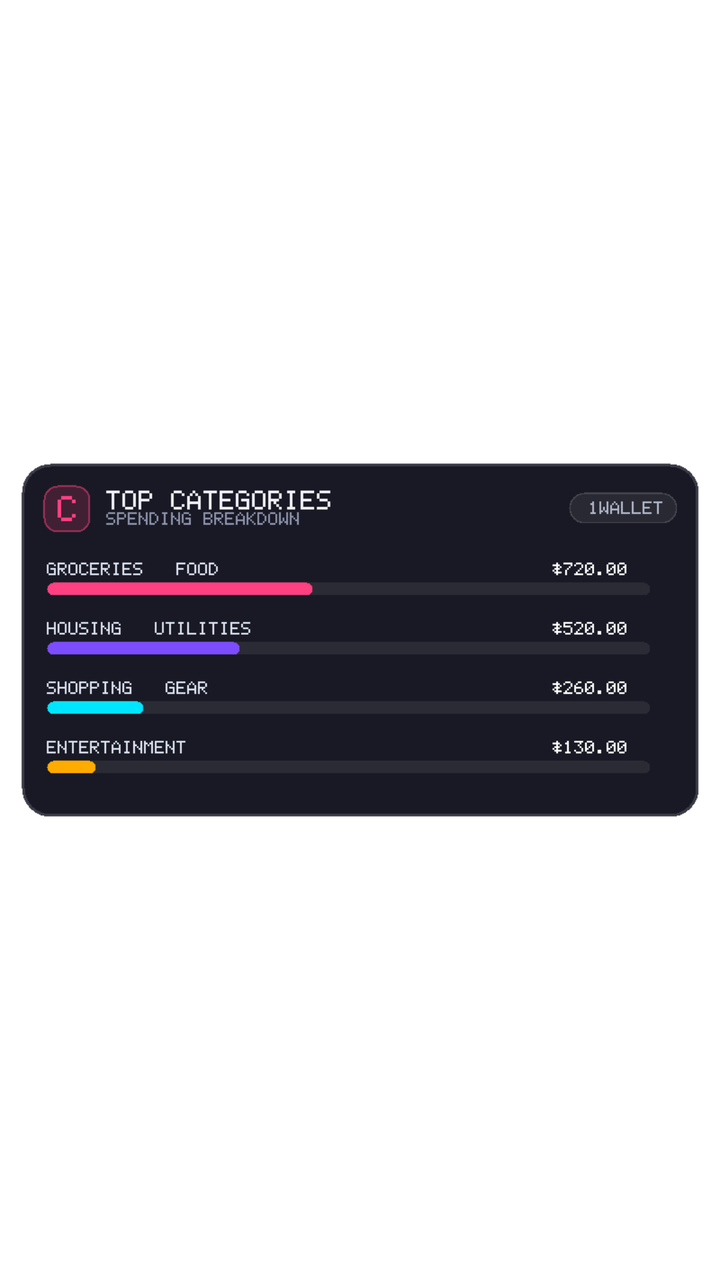
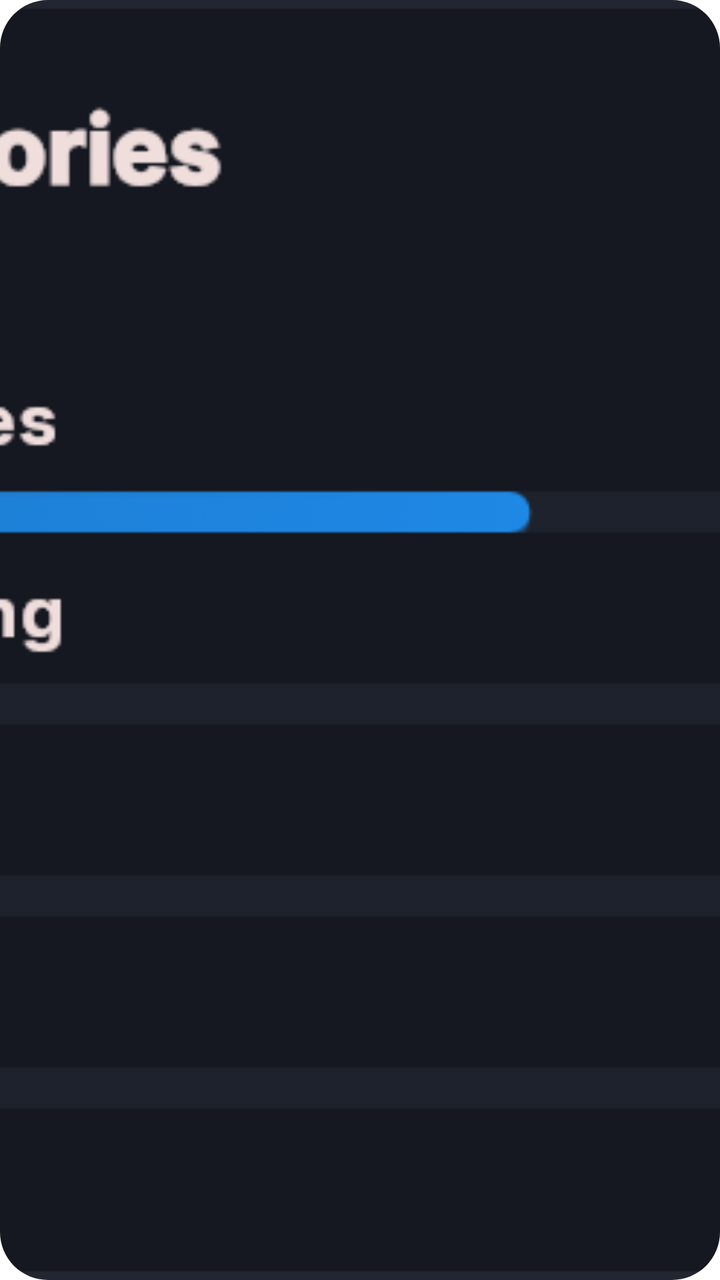

An Android layout rendered at two revisions. The XML below is the earlier revision; the diff shows what the commit changed to produce the second picture.
<!-- AndroidManifest.xml: fallback theme Theme.MaterialComponents.DayNight.NoActionBar -->
<!-- res/layout/widget_top_categories.xml -->
<?xml version="1.0" encoding="utf-8"?>
<ImageView xmlns:android="http://schemas.android.com/apk/res/android"
    android:id="@+id/widget_top_categories_root"
    android:layout_width="match_parent"
    android:layout_height="match_parent"
    android:scaleType="fitCenter"
    android:adjustViewBounds="true"
    android:src="@drawable/widget_preview_top_categories"
    android:contentDescription="1Wallet Top Spending Categories" />
<!-- resources referenced by this layout -->
<resources>
  <!-- drawable widget_preview_top_categories: png bitmap (drawable, 5243 bytes) -->
</resources>

<!-- the commit's change to res/layout/widget_top_categories.xml (unified diff, before → after) -->
@@ -3,7 +3,9 @@
     android:id="@+id/widget_top_categories_root"
     android:layout_width="match_parent"
     android:layout_height="match_parent"
-    android:scaleType="fitCenter"
-    android:adjustViewBounds="true"
+    android:background="@drawable/widget_background"
+    android:clipToOutline="true"
+    android:scaleType="centerCrop"
+    android:adjustViewBounds="false"
     android:src="@drawable/widget_preview_top_categories"
     android:contentDescription="1Wallet Top Spending Categories" />
<!-- resource entries referenced after the edit -->
@@ -1,5 +1,15 @@
 <!-- resources referenced by this layout -->
 <resources>
-  <!-- drawable widget_preview_top_categories: png bitmap (drawable, 5243 bytes) -->
+  <!-- drawable widget_background (drawable) -->
+  <?xml version="1.0" encoding="utf-8"?>
+  <shape xmlns:android="http://schemas.android.com/apk/res/android"
+      android:shape="rectangle">
+      <solid android:color="#FF151820" />
+      <corners android:radius="24dp" />
+      <stroke
+          android:width="1.2dp"
+          android:color="#33FFFFFF" />
+  </shape>
+  <!-- drawable widget_preview_top_categories: png bitmap (drawable, 40245 bytes) -->
 </resources>
 
